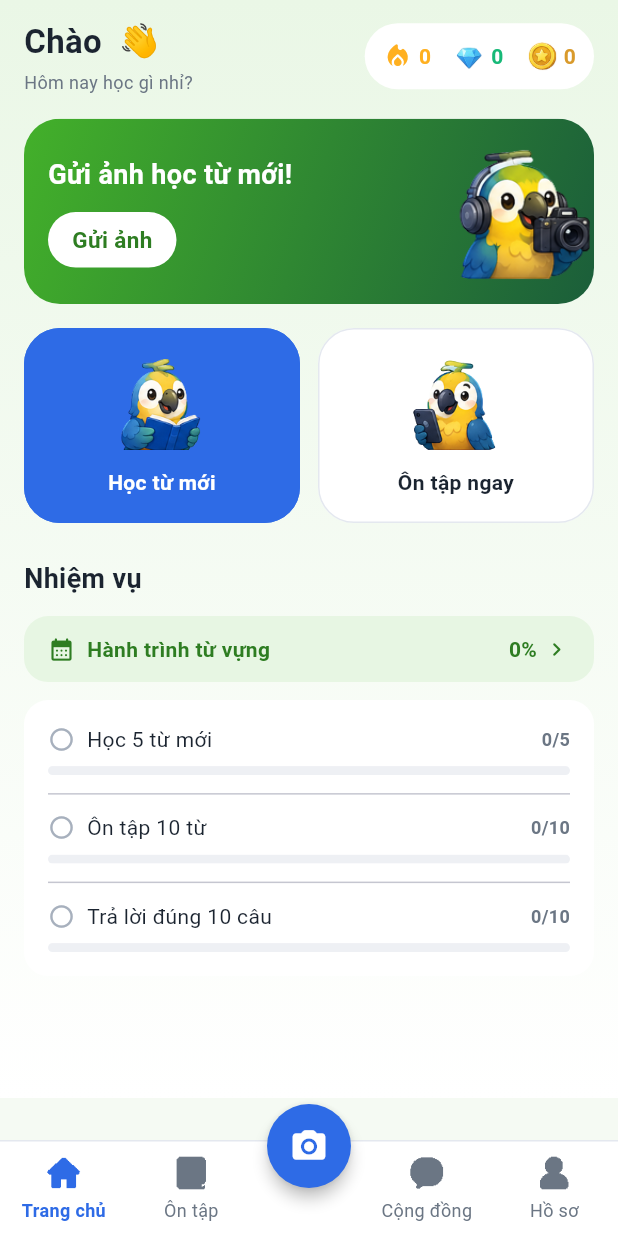
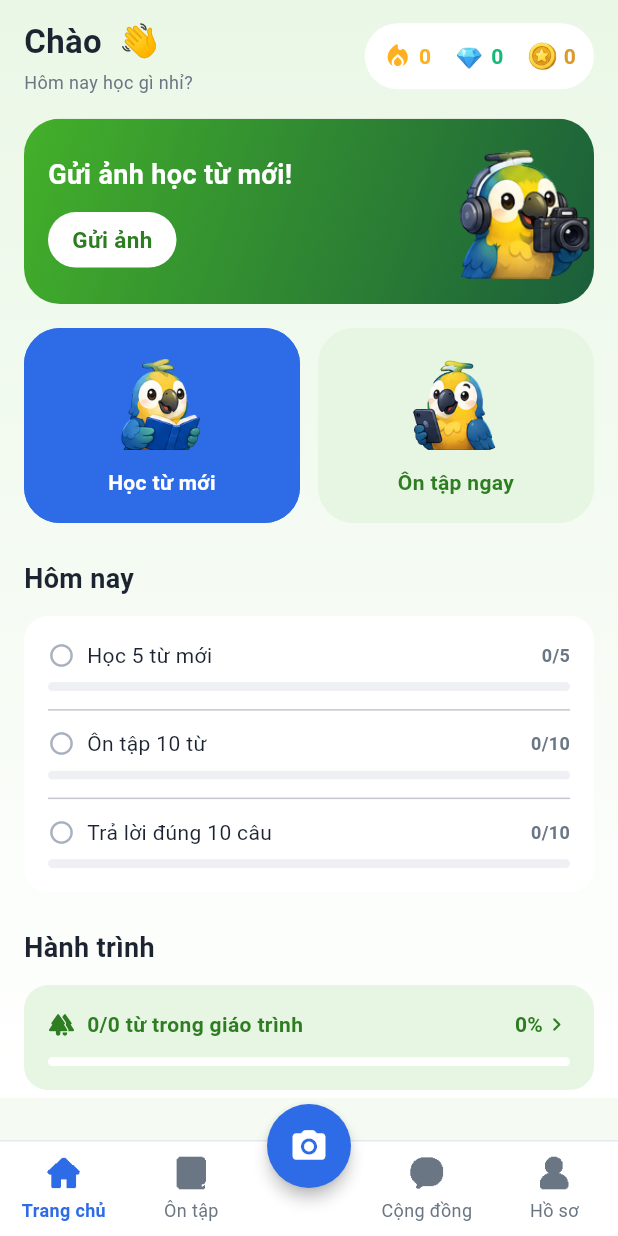
Before and after one commit to khanh11-int/Parrot-English-App, a Flutter app: the screen it shows once a user with an empty profile is signed in, on a phone screen of 412 x 824 dp. Run offline on Flutter 3.47's test engine with Material 3 defaults, Android fonts, the phone set to English and light mode, and no system bars; our stand-ins replace cloud_firestore, dio, firebase_auth, firebase_core, flutter_riverpod, go_router; accounts and stored records are empty.

Commit message:
refactor: trang chủ bỏ số liệu trùng, thêm thẻ Hành trình thật
Ba chỗ vô lý:

1. Mục "Nhiệm vụ" gộp hai thứ đọc theo hai kiểu khác nhau — việc hôm nay
   và tiến độ dài hạn. Tách thành "Hôm nay" và "Hành trình".

2. Tiến độ giáo trình bị nhồi vào **chuỗi tiêu đề** của một Quest ("Học hết
   56 từ trong giáo trình") nên UI không tách số ra được, chỉ hiện nổi
   `29%` trong một dải một dòng. Nay `learnedWordCount`/`totalWordCount` là
   hai field riêng, thẻ hiện `16/56 từ` + thanh + `%`.

3. `learnGoal` / `reviewGoal` được tải về nhưng chỉ dùng `.title` — hai
   chuỗi cố định — còn phần số thì bỏ, vì trùng với hai nhiệm vụ trong mục
   Hôm nay. Xoá khỏi entity/DTO/repository; nhãn thẻ chuyển sang AppLabels.
   Entity `DailyGoal` cũng xoá: không còn ai dùng, và trùng hệt `Quest`.

Kèm mấy chỗ khác:

- Thẻ "Ôn tập ngay" giờ sang **tab** Ôn tập thay vì nhảy thẳng vào phiên,
  đối xứng với thẻ "Học từ mới" → /learn. Nhảy thẳng là bỏ qua chỗ duy nhất
  cho thấy bộ nào đến hạn và cho ôn riêng từng chủ đề.
- Bỏ hai chevron giả: QuestCard bọc InkWell với onTap null, còn dải nhiệm
  vụ tháng có mũi chevron dẫn tới trang chi tiết chưa tồn tại. Thẻ Hành
  trình mới dẫn sang /learn — một đích có thật.
- Thẻ hành động phụ đổi từ nền trắng viền xám sang leafLight. Đứng cạnh thẻ
  xanh đậm, nền trắng trông như ô trống chưa tải xong chứ không ra một cặp.
- Nền thanh tiến độ trong thẻ Hành trình để trắng: neutral xám đặt trên
  leafLight thì gần như trùng màu.

```diff
--- a/lib/core/constants/app_labels.dart
+++ b/lib/core/constants/app_labels.dart
@@ -15,6 +15,11 @@ abstract final class AppLabels {
   static const navProfile = 'Hồ sơ';
 
   // --- Hành động chung --------------------------------------------------
+  static const learnNewWords = 'Học từ mới';
+
+  /// Nhãn thẻ ở trang chủ. Cố tình khác [navReview] để không có hai chữ "Ôn tập"
+  /// giống nhau trên cùng một màn hình (thẻ ở giữa trang và tab ở thanh dưới).
+  static const reviewNow = 'Ôn tập ngay';
   static const retry = 'Thử lại';
   static const continueAction = 'Tiếp tục';
   static const check = 'Kiểm tra';
--- a/lib/features/home/domain/entities/home_summary.dart
+++ b/lib/features/home/domain/entities/home_summary.dart
@@ -1,23 +1,3 @@
-/// Một mục tiêu có tiến độ dạng "đã làm / cần làm".
-class DailyGoal {
-  const DailyGoal({
-    required this.title,
-    required this.completed,
-    required this.target,
-  });
-
-  final String title;
-  final int completed;
-  final int target;
-
-  /// Tỉ lệ hoàn thành trong khoảng 0..1.
-  ///
-  /// Chặn chia cho 0 để mục tiêu cấu hình sai không làm crash UI.
-  double get progress => target <= 0 ? 0 : (completed / target).clamp(0.0, 1.0);
-
-  bool get isCompleted => completed >= target;
-}
-
 /// Một nhiệm vụ trong danh sách nhiệm vụ hằng ngày / hằng tháng.
 class Quest {
   const Quest({
@@ -30,6 +10,10 @@ class Quest {
   final int completed;
   final int target;
 
+  /// Tỉ lệ hoàn thành trong khoảng 0..1.
+  ///
+  /// Chặn chia cho 0 để nhiệm vụ cấu hình sai không làm crash UI, và kẹp ở 1 để
+  /// làm vượt mục tiêu không đẩy thanh tiến độ tràn ra ngoài.
   double get progress => target <= 0 ? 0 : (completed / target).clamp(0.0, 1.0);
 
   bool get isCompleted => completed >= target;
@@ -62,9 +46,8 @@ class HomeSummary {
     required this.streakDays,
     required this.gemCount,
     required this.seedCount,
-    required this.learnGoal,
-    required this.reviewGoal,
-    required this.monthlyQuest,
+    required this.learnedWordCount,
+    required this.totalWordCount,
     required this.dailyQuests,
   });
 
@@ -73,8 +56,21 @@ class HomeSummary {
   final int streakDays;
   final int gemCount;
   final int seedCount;
-  final DailyGoal learnGoal;
-  final DailyGoal reviewGoal;
-  final QuestGroup monthlyQuest;
+
+  /// Số từ đã học trên tổng số từ của giáo trình — thẻ "Hành trình".
+  ///
+  /// Trước đây hai số này bị nhồi vào **chuỗi tiêu đề** của một `Quest`
+  /// ("Học hết 56 từ trong giáo trình"), nên UI không thể hiện `16/56` mà chỉ
+  /// hiện được `%`.
+  final int learnedWordCount;
+  final int totalWordCount;
+
   final QuestGroup dailyQuests;
+
+  /// Tỉ lệ hoàn thành giáo trình, 0..1.
+  double get curriculumProgress => totalWordCount <= 0
+      ? 0
+      : (learnedWordCount / totalWordCount).clamp(0.0, 1.0);
+
+  int get curriculumPercent => (curriculumProgress * 100).round();
 }
--- a/lib/features/home/presentation/pages/home_page.dart
+++ b/lib/features/home/presentation/pages/home_page.dart
@@ -3,6 +3,7 @@ import 'package:flutter_riverpod/flutter_riverpod.dart';
 import 'package:go_router/go_router.dart';
 
 import '../../../../core/constants/app_assets.dart';
+import '../../../../core/constants/app_labels.dart';
 import '../../../../core/router/app_routes.dart';
 import '../../../../core/theme/app_spacing.dart';
 import '../../../auth/presentation/providers/auth_providers.dart';
@@ -71,22 +72,35 @@ class _HomeContent extends StatelessWidget {
         const SizedBox(height: AppSpacing.lg),
         ScanBanner(onPressed: () => context.push(AppRoutes.scan)),
         const SizedBox(height: AppSpacing.lg),
-        _GoalRow(summary: summary),
+        const _GoalRow(),
         const SizedBox(height: AppSpacing.xl),
-        const SectionHeader(title: 'Nhiệm vụ'),
-        MonthlyQuestBar(group: summary.monthlyQuest),
-        const SizedBox(height: AppSpacing.cardGap),
+        // Hai mục tách tên rõ ràng thay vì gộp dưới một chữ "Nhiệm vụ": việc
+        // hôm nay và tiến độ dài hạn là hai chuyện, người dùng đọc theo hai kiểu
+        // khác nhau.
+        const SectionHeader(title: 'Hôm nay'),
         QuestCard(group: summary.dailyQuests),
+        const SizedBox(height: AppSpacing.xl),
+        const SectionHeader(title: 'Hành trình'),
+        JourneyCard(
+          learnedCount: summary.learnedWordCount,
+          totalCount: summary.totalWordCount,
+          percent: summary.curriculumPercent,
+          progress: summary.curriculumProgress,
+          onTap: () => context.push(AppRoutes.learnTopics),
+        ),
       ],
     );
   }
 }
 
-/// Hai thẻ mục tiêu xếp cạnh nhau, chia đều chiều ngang.
+/// Hai thẻ hành động xếp cạnh nhau, chia đều chiều ngang.
+///
+/// Nhãn là hằng số, không lấy từ dữ liệu: đây là tên hai chỗ đi tới, không phải
+/// số liệu. Trước đây chúng đọc `summary.learnGoal.title` / `reviewGoal.title` —
+/// server trả về hai chuỗi cố định, còn phần số của hai mục tiêu đó thì bị bỏ
+/// (trùng với hai nhiệm vụ trong mục "Hôm nay").
 class _GoalRow extends StatelessWidget {
-  const _GoalRow({required this.summary});
-
-  final HomeSummary summary;
+  const _GoalRow();
 
   @override
   Widget build(BuildContext context) {
@@ -99,7 +113,7 @@ class _GoalRow extends StatelessWidget {
         children: [
           Expanded(
             child: GoalCard(
-              label: summary.learnGoal.title,
+              label: AppLabels.learnNewWords,
               mascotAsset: AppAssets.mascotReading,
               style: GoalCardStyle.primary,
               // Không vào thẳng phiên học: mở danh sách chủ đề để người học tự
@@ -110,10 +124,13 @@ class _GoalRow extends StatelessWidget {
           const SizedBox(width: AppSpacing.md),
           Expanded(
             child: GoalCard(
-              label: summary.reviewGoal.title,
+              label: AppLabels.reviewNow,
               mascotAsset: AppAssets.mascotPhone,
               style: GoalCardStyle.leaf,
-              onTap: () => context.push(AppRoutes.reviewSession),
+              // Sang **tab** Ôn tập, không nhảy thẳng vào phiên — đối xứng với
+              // thẻ bên cạnh. Tab đó mới cho thấy bộ nào đến hạn và cho ôn riêng
+              // từng chủ đề; nhảy thẳng vào phiên là bỏ qua hết.
+              onTap: () => context.go(AppRoutes.review),
             ),
           ),
         ],
--- a/lib/features/home/presentation/widgets/goal_card.dart
+++ b/lib/features/home/presentation/widgets/goal_card.dart
@@ -6,6 +6,9 @@ import '../../../../core/theme/app_text_styles.dart';
 
 /// Hai kiểu màu cho thẻ hành động: việc chính (học từ mới) nổi hơn việc phụ
 /// (ôn tập), để mắt biết nên bấm cái nào trước.
+///
+/// Cả hai đều **có màu**. Trước đây thẻ phụ là nền trắng viền xám nên đứng cạnh
+/// thẻ xanh đậm nó trông như một ô trống chưa tải xong, chứ không ra một cặp.
 enum GoalCardStyle {
   primary(
     background: AppColors.primary,
@@ -13,9 +16,9 @@ enum GoalCardStyle {
     border: AppColors.primary,
   ),
   leaf(
-    background: AppColors.bgBase,
-    foreground: AppColors.textPrimary,
-    border: AppColors.divider,
+    background: AppColors.leafLight,
+    foreground: AppColors.leafDark,
+    border: AppColors.leafLight,
   );
 
   const GoalCardStyle({
--- a/lib/features/home/presentation/widgets/quest_card.dart
+++ b/lib/features/home/presentation/widgets/quest_card.dart
@@ -11,22 +11,21 @@ import '../../domain/entities/home_summary.dart';
 ///
 /// Thanh tiến độ đặt riêng một dòng dưới nhãn (thay vì nhồi cùng hàng với nhãn)
 /// vì tên nhiệm vụ tiếng Việt khá dài, xếp cùng hàng sẽ bị bóp còn vài chục pixel.
+/// Thẻ này **không bấm được**: trang chi tiết nhiệm vụ chưa có. Trước đây nó bọc
+/// `InkWell` với `onTap: null` nên hiện hiệu ứng chạm rồi không đi đâu cả.
 class QuestCard extends StatelessWidget {
-  const QuestCard({super.key, required this.group, this.onTap});
+  const QuestCard({super.key, required this.group});
 
   final QuestGroup group;
-  final VoidCallback? onTap;
 
   @override
   Widget build(BuildContext context) {
-    return Material(
+    return Container(
+      padding: AppSpacing.cardPadding,
+      decoration: const BoxDecoration(
         color: AppColors.bgBase,
         borderRadius: AppRadius.cardBorder,
-      child: InkWell(
-        onTap: onTap,
-        borderRadius: AppRadius.cardBorder,
-        child: Padding(
-          padding: AppSpacing.cardPadding,
+      ),
       child: Column(
         children: [
           for (final quest in group.quests) ...[
@@ -38,8 +37,6 @@ class QuestCard extends StatelessWidget {
               ),
           ],
         ],
-          ),
-        ),
       ),
     );
   }
@@ -100,12 +97,28 @@ class _QuestRow extends StatelessWidget {
   }
 }
 
-/// Dải nhiệm vụ tháng: một dòng gọn, đặt ngay dưới tiêu đề mục "Nhiệm vụ".
-class MonthlyQuestBar extends StatelessWidget {
-  const MonthlyQuestBar({super.key, required this.group, this.onTap});
+/// Thẻ tiến độ cả giáo trình: `16/56 từ` + thanh + `%`, bấm để mở danh sách chủ
+/// đề.
+///
+/// Thay cho dải một dòng cũ chỉ hiện được `%`: hai con số bị nhồi vào **chuỗi
+/// tiêu đề** của một `Quest` ("Học hết 56 từ trong giáo trình") nên UI không tách
+/// ra được. Và chevron cũ dẫn tới một trang chi tiết chưa tồn tại — giờ nó dẫn
+/// sang `/learn`, một đích có thật.
+class JourneyCard extends StatelessWidget {
+  const JourneyCard({
+    super.key,
+    required this.learnedCount,
+    required this.totalCount,
+    required this.percent,
+    required this.progress,
+    required this.onTap,
+  });
 
-  final QuestGroup group;
-  final VoidCallback? onTap;
+  final int learnedCount;
+  final int totalCount;
+  final int percent;
+  final double progress;
+  final VoidCallback onTap;
 
   @override
   Widget build(BuildContext context) {
@@ -116,21 +129,21 @@ class MonthlyQuestBar extends StatelessWidget {
         onTap: onTap,
         borderRadius: AppRadius.cardBorder,
         child: Padding(
-          padding: const EdgeInsets.symmetric(
-            horizontal: AppSpacing.lg,
-            vertical: AppSpacing.md,
-          ),
-          child: Row(
+          padding: AppSpacing.cardPadding,
+          child: Column(
+            crossAxisAlignment: CrossAxisAlignment.start,
+            children: [
+              Row(
                 children: [
                   const Icon(
-                Icons.calendar_month_rounded,
+                    Icons.forest_rounded,
                     size: 18,
                     color: AppColors.leafDark,
                   ),
                   const SizedBox(width: AppSpacing.sm),
                   Expanded(
                     child: Text(
-                  group.title,
+                      '$learnedCount/$totalCount từ trong giáo trình',
                       style: AppTextStyles.bodyBold.copyWith(
                         color: AppColors.leafDark,
                       ),
@@ -139,16 +152,26 @@ class MonthlyQuestBar extends StatelessWidget {
                     ),
                   ),
                   Text(
-                '${group.percent}%',
+                    '$percent%',
                     style: AppTextStyles.bodyBold.copyWith(
                       color: AppColors.leafDark,
                     ),
                   ),
-              const SizedBox(width: AppSpacing.xs),
                   const Icon(
                     Icons.chevron_right_rounded,
                     size: 18,
                     color: AppColors.leafDark,
+                  ),
+                ],
+              ),
+              const SizedBox(height: AppSpacing.md),
+              AppLinearProgress(
+                value: progress,
+                color: AppColors.leafDark,
+                // Nền thanh mặc định là `neutral` xám, đặt trên `leafLight` thì
+                // gần như trùng màu. Trắng mới thấy rõ phần chưa đạt.
+                backgroundColor: AppColors.bgBase,
+                height: 6,
               ),
             ],
           ),
```
Also changed, not shown: lib/features/home/data/models/home_dtos.dart (+8 -35 lines), lib/features/home/data/repositories/firebase_home_repository.dart (+2 -20 lines), lib/features/home/data/repositories/home_mock_repository.dart (+2 -8 lines), lib/features/home/presentation/widgets/home_skeleton.dart (+7 -3 lines), 5 other files. Lines whose indentation alone changed are shown as unchanged.
